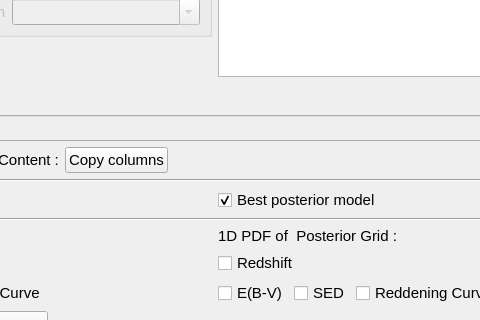
Qt form PhzQtUI/auxdir/PhzQtUI/FormAnalysis.ui (astrorama/Phosphoros) before a commit; both pictures show x 264 to 744 and y 454 to 774 of the 958 by 962 pixel window.
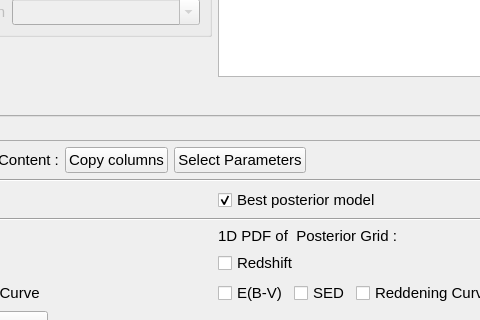
The same form after that commit.

Commit message: SED parameters handling

```diff
--- a/PhzQtUI/auxdir/PhzQtUI/FormAnalysis.ui
+++ b/PhzQtUI/auxdir/PhzQtUI/FormAnalysis.ui
@@ -1479,6 +1479,18 @@
                </property>
               </widget>
              </item>
+             <item>
+              <widget class="QPushButton" name="btn_pp">
+               <property name="font">
+                <font>
+                 <pointsize>11</pointsize>
+                </font>
+               </property>
+               <property name="text">
+                <string>Select Parameters</string>
+               </property>
+              </widget>
+             </item>
              <item>
               <spacer name="horizontalSpacer_13">
                <property name="orientation">
```
Left out of the diff: 8 changed lines with no effect on the pictures. The commit also changes 11 other files.
